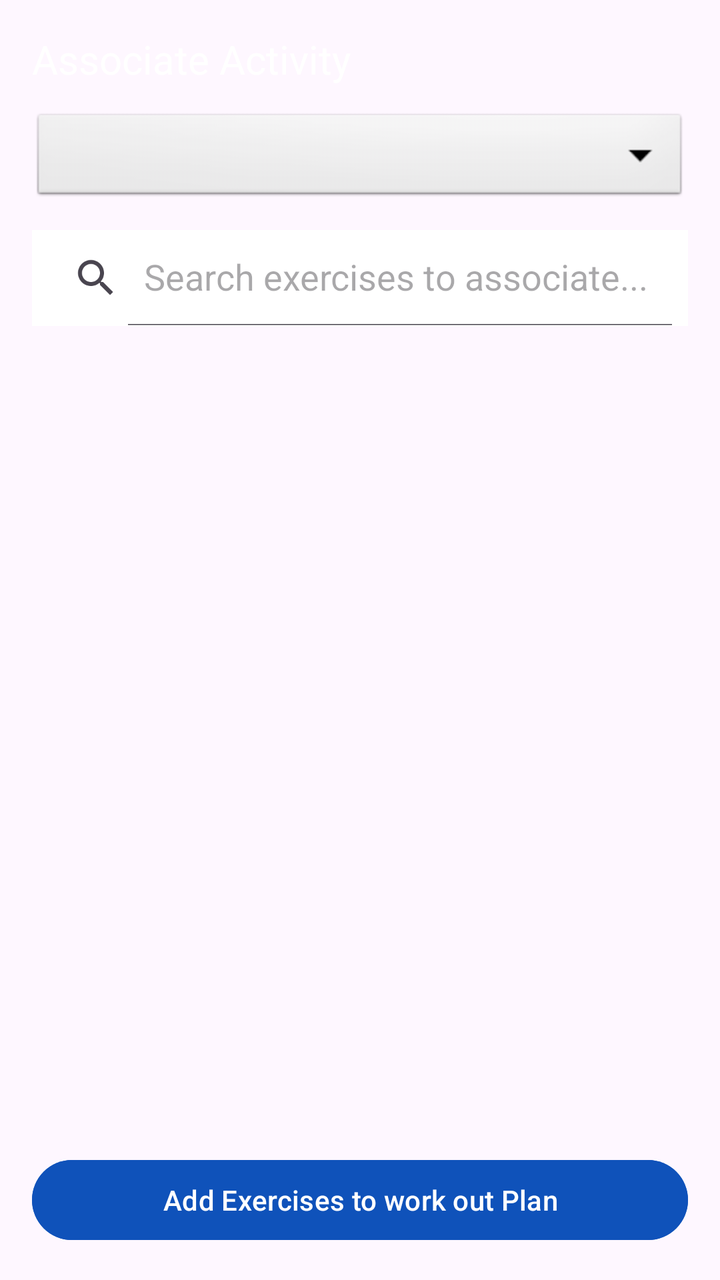
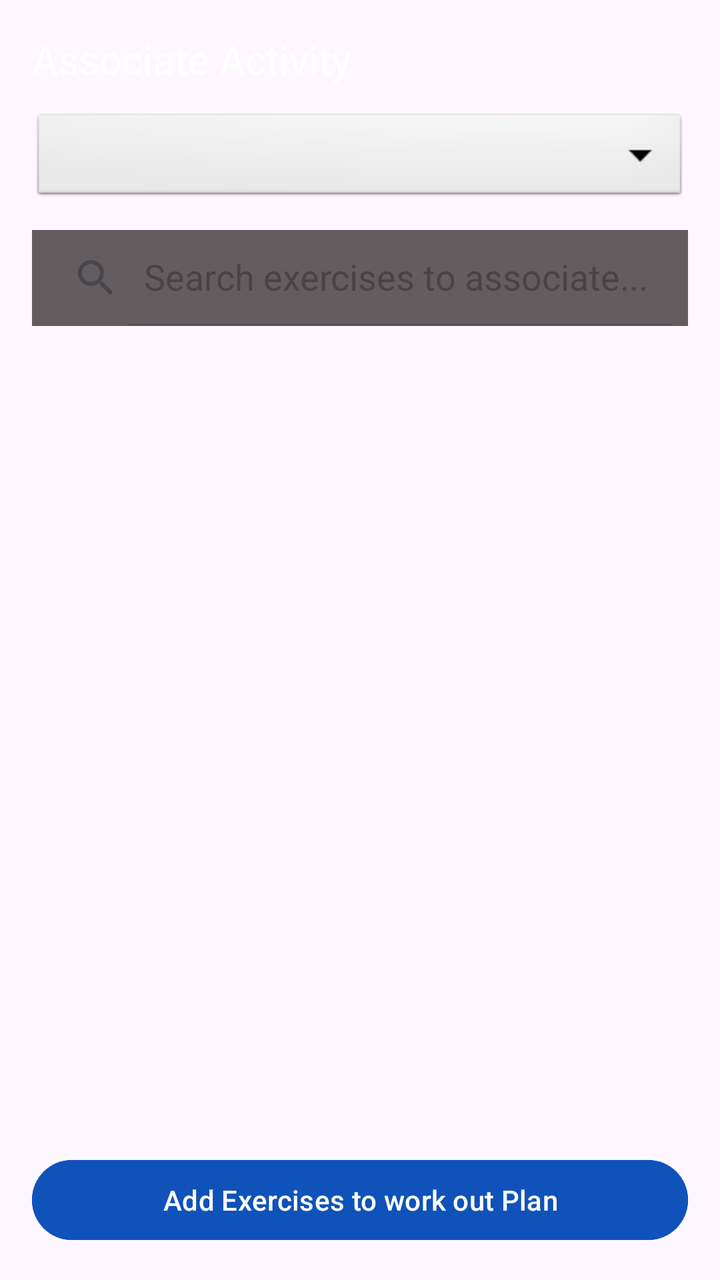

An Android layout rendered at two revisions. The XML below is the earlier revision; the diff shows what the commit changed to produce the second picture.
<!-- AndroidManifest.xml: application theme Theme.GymApp -->
<!-- res/layout/activity_associate.xml -->
<?xml version="1.0" encoding="utf-8"?>
<androidx.constraintlayout.widget.ConstraintLayout
    xmlns:android="http://schemas.android.com/apk/res/android"
    xmlns:app="http://schemas.android.com/apk/res-auto"
    xmlns:tools="http://schemas.android.com/tools"
    android:id="@+id/associate"
    android:layout_width="match_parent"
    android:layout_height="match_parent"
    android:padding="16dp">

    
    <TextView
        android:id="@+id/textView_3"
        android:layout_width="0dp"
        android:layout_height="wrap_content"
        android:text="@string/associate_activity_main_text"
        android:textColor="@color/white"
        android:textSize="20sp"
        app:layout_constraintEnd_toEndOf="parent"
        app:layout_constraintStart_toStartOf="parent"
        app:layout_constraintTop_toTopOf="parent" />

    
    <Spinner
        android:id="@+id/plan_spinner"
        android:layout_width="0dp"
        android:layout_height="48dp"
        android:layout_marginTop="12dp"
        android:background="@android:drawable/btn_dropdown"
        android:theme="@style/SpinnerTheme"
        android:spinnerMode="dropdown"
        app:layout_constraintEnd_toEndOf="parent"
        app:layout_constraintStart_toStartOf="parent"
        app:layout_constraintTop_toBottomOf="@+id/textView_3" />

    
    <androidx.appcompat.widget.SearchView
        android:id="@+id/searchView"
        android:layout_width="0dp"
        android:layout_height="wrap_content"
        android:layout_marginTop="12dp"
        android:background="@android:color/white"
        app:iconifiedByDefault="false"
        app:queryHint="Search exercises to associate..."
        app:layout_constraintEnd_toEndOf="parent"
        app:layout_constraintStart_toStartOf="parent"
        app:layout_constraintTop_toBottomOf="@+id/plan_spinner" />

    
    <ListView
        android:id="@+id/listView"
        android:layout_width="0dp"
        android:layout_height="0dp"
        android:layout_marginTop="12dp"
        android:layout_marginBottom="12dp"
        app:layout_constraintBottom_toTopOf="@+id/add_exercise_to_plan"
        app:layout_constraintEnd_toEndOf="parent"
        app:layout_constraintStart_toStartOf="parent"
        app:layout_constraintTop_toBottomOf="@+id/searchView" />

    
    <Button
        android:id="@+id/add_exercise_to_plan"
        android:layout_width="0dp"
        android:layout_height="wrap_content"
        android:backgroundTint="@color/blue_sapphire"
        android:text="@string/add_exercises_to_workout_plan_button_text"
        android:textColor="@color/white"
        app:layout_constraintBottom_toBottomOf="parent"
        app:layout_constraintEnd_toEndOf="parent"
        app:layout_constraintStart_toStartOf="parent" />

</androidx.constraintlayout.widget.ConstraintLayout>
<!-- resources referenced by this layout -->
<resources>
  <color name="blue_sapphire">#0F52BA</color>
  <color name="white">#FFFFFFFF</color>
  <string name="add_exercises_to_workout_plan_button_text">Add Exercises to work out Plan</string>
  <string name="associate_activity_main_text">Associate Activity</string>
  <style name="SpinnerTheme">
          <item name="android:textColor">@color/white</item>
      </style>
  <style name="Theme.GymApp" parent="Base.Theme.GymApp" />
  <style name="Base.Theme.GymApp" parent="Theme.Material3.DayNight.NoActionBar">
          
          <item name="android:forceDarkAllowed">false</item>
  
          
      </style>
</resources>

<!-- the commit's change to res/layout/activity_associate.xml (unified diff, before → after) -->
@@ -39,7 +39,7 @@
         android:layout_width="0dp"
         android:layout_height="wrap_content"
         android:layout_marginTop="12dp"
-        android:background="@android:color/white"
+        android:background="@color/darker_grey"
         app:iconifiedByDefault="false"
         app:queryHint="Search exercises to associate..."
         app:layout_constraintEnd_toEndOf="parent"
<!-- resource entries referenced after the edit -->
@@ -1,6 +1,7 @@
 <!-- resources referenced by this layout -->
 <resources>
   <color name="blue_sapphire">#0F52BA</color>
+  <color name="darker_grey">#CD3E3939</color>
   <color name="white">#FFFFFFFF</color>
   <string name="add_exercises_to_workout_plan_button_text">Add Exercises to work out Plan</string>
   <string name="associate_activity_main_text">Associate Activity</string>
